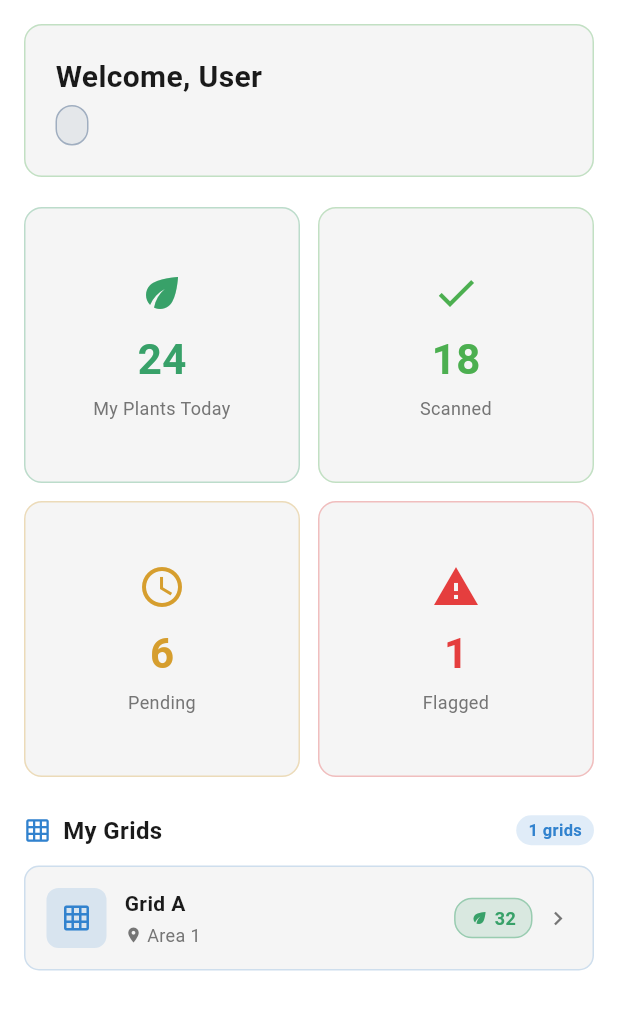
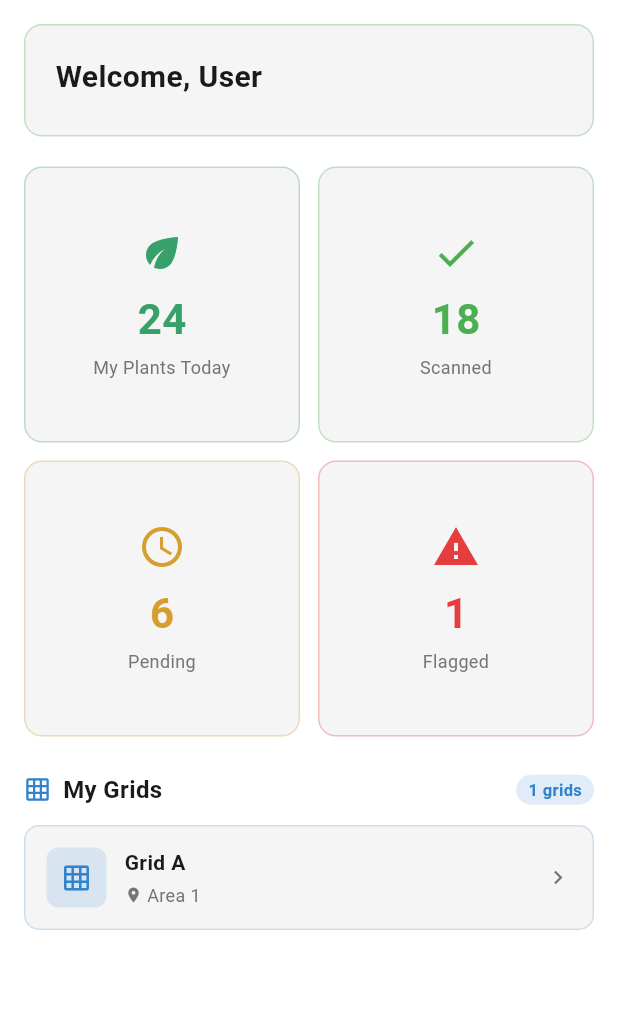
Before and after one commit to edceluuu/agms_mobile, a Flutter app: the DashboardScreen screen opened by its route, on a phone screen of 412 x 824 dp, the part 84-1114 px from its top. Run offline on Flutter 3.47's test engine with Material 3 defaults, Android fonts, the phone set to English and light mode, and no system bars; our stand-ins replace connectivity_plus, dio, flutter_compass, flutter_dotenv, geolocator, go_router and 2 more; missing offline and left inert: mapbox_maps_flutter, mobile_scanner; accounts and stored records are empty.

Commit message:
improve dashboard and agms maps

```diff
--- a/lib/screens/dashboard_screen.dart
+++ b/lib/screens/dashboard_screen.dart
@@ -101,32 +101,7 @@ class _DashboardScreenState extends State<DashboardScreen> {
             ),
           ),
           const SizedBox(height: 4),
-          _roleBadge(user?.role ?? ''),
         ],
-      ),
-    );
-  }
-
-  Widget _roleBadge(String role) {
-    final colors = {
-      'ADMIN': AppColors.pinBlue,
-      'SUPERVISOR': AppColors.pinYellow,
-      'FIELD_USER': AppColors.pinGreen,
-    };
-    return Container(
-      padding: const EdgeInsets.symmetric(horizontal: 10, vertical: 4),
-      decoration: BoxDecoration(
-        color: (colors[role] ?? AppColors.pinGray).withOpacity(0.2),
-        borderRadius: BorderRadius.circular(20),
-        border: Border.all(color: colors[role] ?? AppColors.pinGray),
-      ),
-      child: Text(
-        role.replaceAll('_', ' '),
-        style: TextStyle(
-          color: colors[role] ?? AppColors.pinGray,
-          fontSize: 12,
-          fontWeight: FontWeight.w600,
-        ),
       ),
     );
   }
@@ -135,17 +110,6 @@ class _DashboardScreenState extends State<DashboardScreen> {
     final role = user?.role ?? '';
 
     final items = {
-      'ADMIN': [
-        _statCard('Total Plants', '248', Icons.forest, AppColors.pinGreen),
-        _statCard('Active Users', '12', Icons.people, AppColors.pinBlue),
-        _statCard('Flagged Readings', '3', Icons.flag, AppColors.pinRed),
-        _statCard(
-          'Weekly Compliance',
-          '87%',
-          Icons.check_circle,
-          AppColors.primary,
-        ),
-      ],
       'SUPERVISOR': [
         _statCard('Grids Assigned', '4', Icons.grid_on, AppColors.pinBlue),
         _statCard(
@@ -295,32 +259,7 @@ class _DashboardScreenState extends State<DashboardScreen> {
               ),
             ),
 
-            // Plant count badge
-            Container(
-              padding: const EdgeInsets.symmetric(horizontal: 10, vertical: 4),
-              decoration: BoxDecoration(
-                color: AppColors.pinGreen.withOpacity(0.15),
-                borderRadius: BorderRadius.circular(12),
-                border: Border.all(color: AppColors.pinGreen.withOpacity(0.4)),
-              ),
-              child: Row(
-                children: [
-                  const Icon(Icons.eco, color: AppColors.pinGreen, size: 12),
-                  const SizedBox(width: 4),
-                  Text(
-                    '${grid['plantCount']}',
-                    style: const TextStyle(
-                      color: AppColors.pinGreen,
-                      fontSize: 12,
-                      fontWeight: FontWeight.w600,
-                    ),
-                  ),
-                ],
-              ),
-            ),
-
             // Arrow indicator
-            const SizedBox(width: 8),
             const Icon(
               Icons.chevron_right,
               color: AppColors.textSecondary,
```
Also changed, not shown: lib/screens/map/grid_map_screen.dart (+23 -35 lines).
